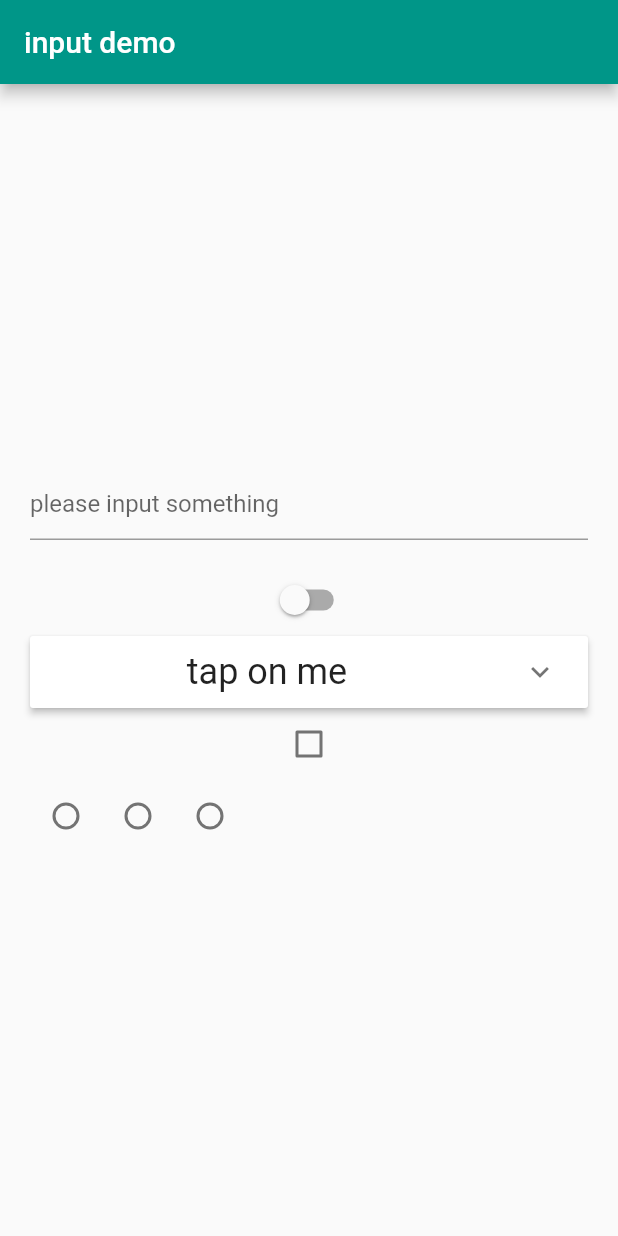
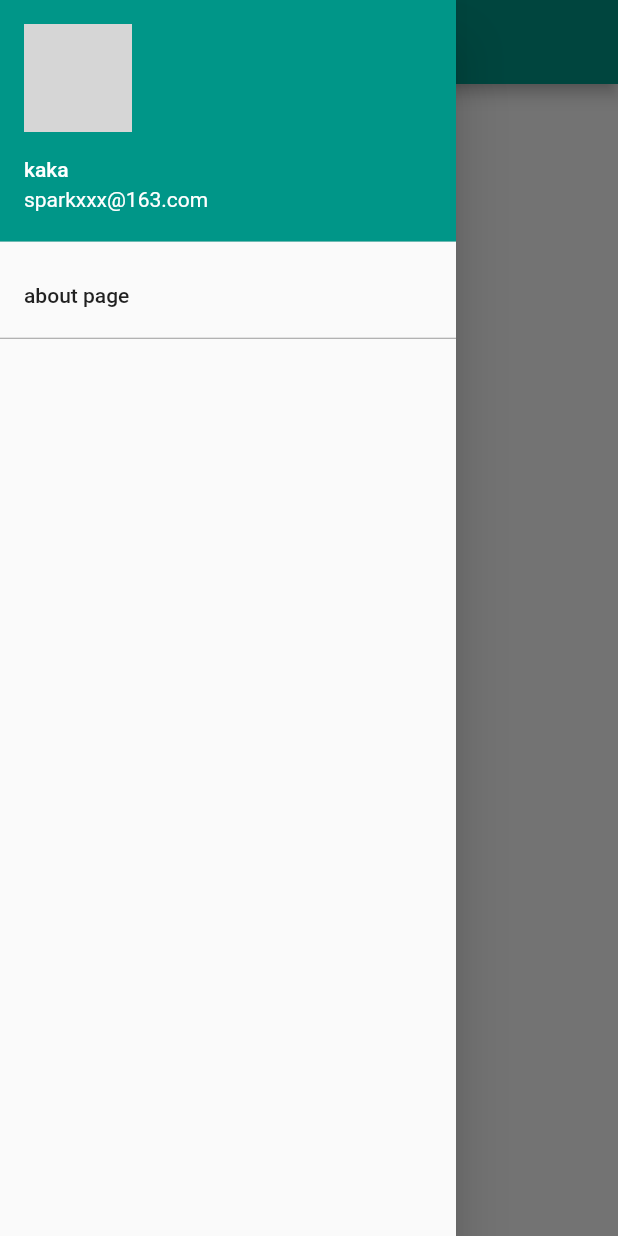
Before and after one commit to SparkJzp/flutterDemo, a Flutter app: the screen it shows after launch, with the side drawer open (before the commit the screen has no drawer), on a phone screen of 412 x 824 dp. Run offline on Flutter 3.47's test engine with Material 2 defaults, Android fonts, the phone set to English and light mode, and no system bars; network calls fail; grey boxes are pictures that could not be loaded.

Commit message:
silde menu demo

```diff
--- a/lib/main.dart
+++ b/lib/main.dart
@@ -2,6 +2,7 @@ import 'package:demo/http/demo_03.dart';
 import 'package:demo/input/input_demo.dart';
 import 'package:demo/list_and_dialog/demo_01.dart';
 import 'package:demo/list_and_json/json.dart';
+import 'package:demo/slide_menu/slide_demo.dart';
 import 'package:demo/tab/demo_02.dart';
 import 'package:flutter/material.dart';
 
@@ -25,7 +26,7 @@ class MyApp extends StatelessWidget {
         // is not restarted.
         primarySwatch: Colors.teal,
       ),
-      home: InputDemo(),
+      home: SlideMenuPage(),
     );
   }
 }
--- /dev/null
+++ b/lib/slide_menu/slide_demo.dart
@@ -0,0 +1,46 @@
+import 'dart:async';
+import 'package:demo/slide_menu/about.dart';
+import 'package:flutter/material.dart';
+
+class SlideMenuPage extends StatefulWidget {
+  @override
+  _SlideMenuPage createState() => new _SlideMenuPage();
+}
+
+class _SlideMenuPage extends State<SlideMenuPage> {
+  @override
+  Widget build(BuildContext context) {
+    return new Scaffold(
+      appBar: new AppBar(
+        title: new Text("slide menu"),
+      ),
+      drawer: new Drawer(
+        child: new ListView(
+          children: <Widget>[
+            new UserAccountsDrawerHeader(
+              accountName: new Text("kaka"),
+              accountEmail: new Text("sparkxxx@163.com"),
+              currentAccountPicture: new CircleAvatar(
+                backgroundImage: new NetworkImage("http://i.pravatar.cc/300"),
+              ),
+            ),
+            new ListTile(
+              title: Text("about page"),
+              onTap: () {
+                Navigator.of(context).pop();
+                Navigator.push(
+                    context,
+                    new MaterialPageRoute(
+                        builder: (BuildContext context) => new AboutPage()));
+              },
+            ),
+            new Divider(
+              height: 1.0,
+              color: Colors.black38,
+            ),
+          ],
+        ),
+      ),
+    );
+  }
+}
```
Also changed, not shown: lib/slide_menu/about.dart (added, +20 -0 lines), 5 other files.
